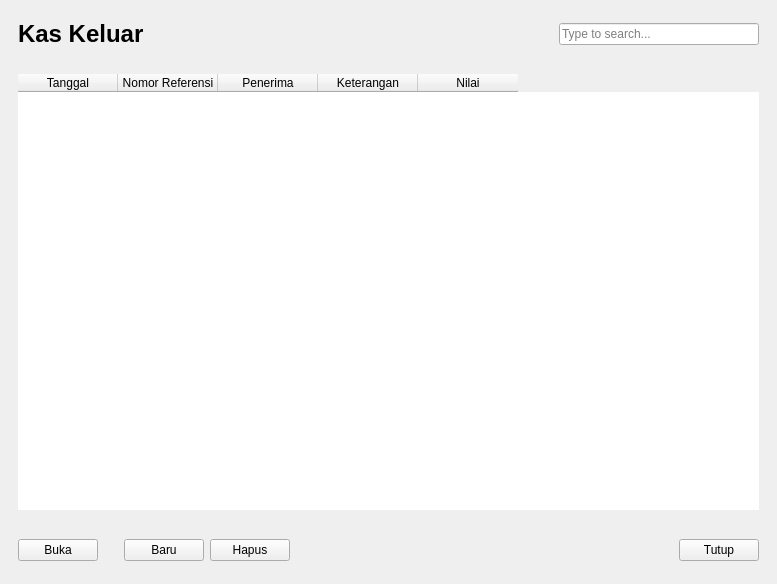
First picture: the form in source/kasbank/ui_kasbank.ui, repository fnugrahendi/petuk.corp, before the edit.
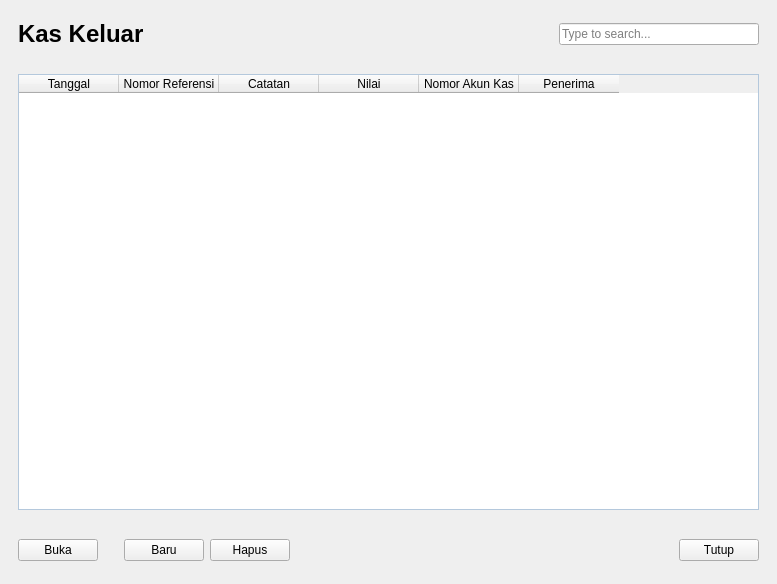
Second picture: the form after the edit. The open tabs and pages were chosen to show the change. Icons and pictures are not drawn.

Diff of the .ui file:
```diff
--- a/source/kasbank/ui_kasbank.ui
+++ b/source/kasbank/ui_kasbank.ui
@@ -14,7 +14,8 @@
    <string>StackedWidget</string>
   </property>
   <property name="styleSheet">
-   <string notr="true">QFrame{border:0px;}</string>
+   <string notr="true">QFrame{border:0px;}
+QTableWidget{border-width:1px;border-color:rgb(180, 200, 220);border-style:solid;border-radius:0px;}</string>
   </property>
   <property name="currentIndex">
    <number>1</number>
@@ -920,21 +921,26 @@
            <string>Nomor Referensi</string>
           </property>
          </column>
+         <column>
+          <property name="text">
+           <string>Catatan</string>
+          </property>
+         </column>
+         <column>
+          <property name="text">
+           <string>Nilai</string>
+          </property>
+         </column>
+         <column>
+          <property name="text">
+           <string>Nomor Akun Kas</string>
+          </property>
+         </column>
          <column>
           <property name="text">
            <string>Penerima</string>
           </property>
          </column>
-         <column>
-          <property name="text">
-           <string>Keterangan</string>
-          </property>
-         </column>
-         <column>
-          <property name="text">
-           <string>Nilai</string>
-          </property>
-         </column>
         </widget>
        </item>
       </layout>
```
Left out of the diff: 6 changed lines with no effect on the pictures.
